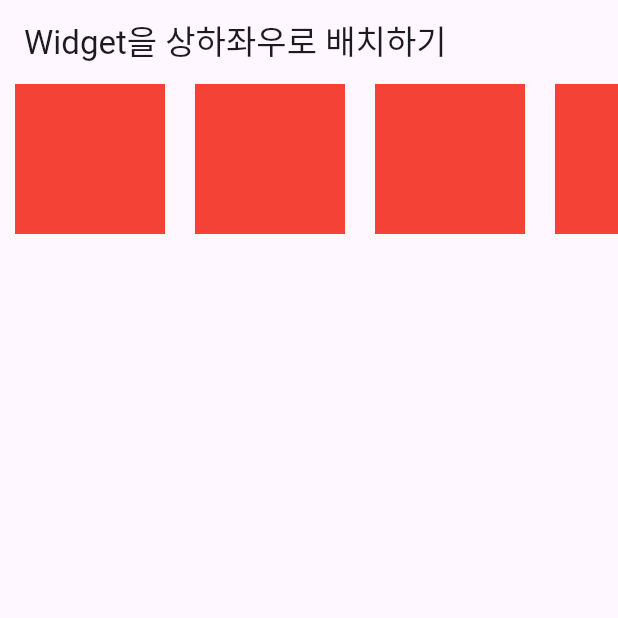
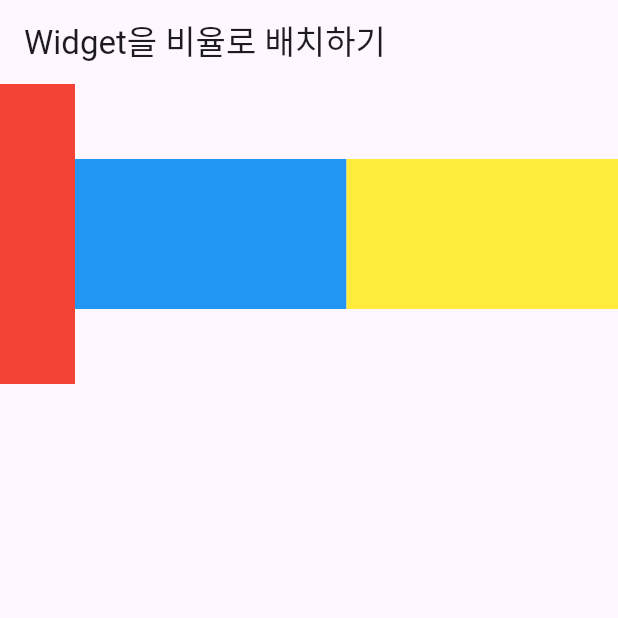
Before and after one commit to pepperdad/flutter_practice, a Flutter app: the screen it shows after launch, on a phone screen of 412 x 824 dp, the top half of it. Run offline on Flutter 3.47's test engine with Material 3 defaults, Android fonts, the phone set to English and light mode, and no system bars.

Commit message:
widget 비율로 배치-1

```diff
--- a/lib/main.dart
+++ b/lib/main.dart
@@ -1,11 +1,13 @@
+import 'package:flutter/cupertino.dart';
 import 'package:flutter/material.dart';
+import 'package:flutter/widgets.dart';
 
 void main() {
   runApp(
     MaterialApp(
       home: Scaffold(
         appBar: AppBar(
-          title: const Text('Widget을 상하좌우로 배치하기'),
+          title: const Text('Widget을 비율로 배치하기'),
         ),
         body: const Body(),
       ),
@@ -18,55 +20,50 @@ class Body extends StatelessWidget {
 
   @override
   Widget build(BuildContext context) {
-    return SingleChildScrollView(
-      // 화면 스크롤 가능
-      scrollDirection: Axis.horizontal,
-      child: Row(
-        children: [
-          Container(
-            color: Colors.red,
-            width: 100,
+    return Row(
+      children: [
+        Container(
+          color: Colors.red,
+          height: 200,
+          width: 50,
+        ),
+        Expanded(
+          child: Container(
+            color: Colors.blue,
+            height: 100, // 안됨.
+          ),
+        ),
+        Flexible(
+          child: Container(
+            color: Colors.yellow,
             height: 100,
-            margin: const EdgeInsets.symmetric(horizontal: 10),
           ),
-          Container(
-            color: Colors.red,
-            width: 100,
-            height: 100,
-            margin: const EdgeInsets.symmetric(horizontal: 10),
-          ),
-          Container(
-            color: Colors.red,
-            width: 100,
-            height: 100,
-            margin: const EdgeInsets.symmetric(horizontal: 10),
-          ),
-          Container(
-            color: Colors.red,
-            width: 100,
-            height: 100,
-            margin: const EdgeInsets.symmetric(horizontal: 10),
-          ),
-          Container(
-            color: Colors.red,
-            width: 100,
-            height: 100,
-            margin: const EdgeInsets.symmetric(horizontal: 10),
-          ),
-          Container(
-            color: Colors.red,
-            width: 100,
-            height: 100,
-            margin: const EdgeInsets.symmetric(horizontal: 10),
-          ),
-          Container(
-            color: Colors.red,
-            width: 100,
-            height: 100,
-            margin: const EdgeInsets.symmetric(horizontal: 10),
-          ),
-        ],
-      ),
+        )
+        // Flexible(
+        //   flex: 1,
+        //   child: Container(
+        //     color: Colors.red,
+        //   ),
+        // ),
+        // Flexible(
+        //   flex: 2,
+        //   child: Container(
+        //     color: Colors.blue,
+        //   ),
+        // ),
+        // Flexible(
+        //   flex: 3,
+        //   child: Container(
+        //     color: Colors.green,
+        //   ),
+        // ),
+        // Flexible(
+        //   flex: 4,
+        //   child: Container(
+        //     color: Colors.yellow,
+        //   ),
+        // ),
+      ],
     );
   }
 }
```
